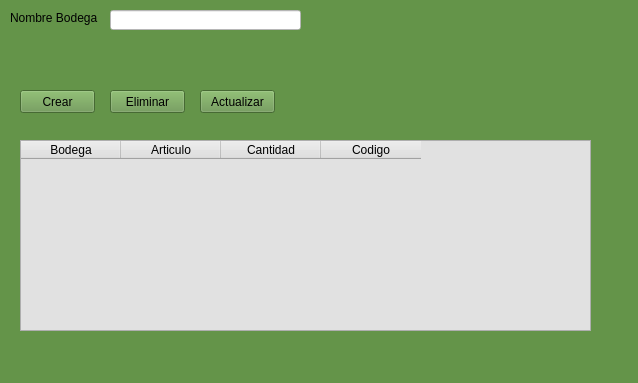
The window that Proyecto P2/UI/bodegas.ui (piedrachin/proyecto) describes before a commit, drawn with Qt 5.
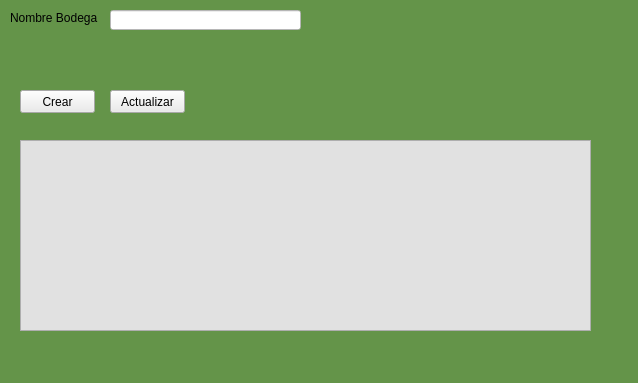
The same window after the commit.

What changed in the file:
```diff
--- a/Proyecto P2/UI/bodegas.ui
+++ b/Proyecto P2/UI/bodegas.ui
@@ -51,6 +51,9 @@
      <height>23</height>
     </rect>
    </property>
+   <property name="styleSheet">
+    <string notr="true">background-color: rgb(235, 235, 235);</string>
+   </property>
    <property name="text">
     <string>Crear</string>
    </property>
@@ -67,49 +70,19 @@
    <property name="styleSheet">
     <string notr="true">background-color: rgb(225, 225, 225);</string>
    </property>
-   <column>
-    <property name="text">
-     <string>Bodega</string>
-    </property>
-   </column>
-   <column>
-    <property name="text">
-     <string>Articulo</string>
-    </property>
-   </column>
-   <column>
-    <property name="text">
-     <string>Cantidad</string>
-    </property>
-   </column>
-   <column>
-    <property name="text">
-     <string>Codigo</string>
-    </property>
-   </column>
-  </widget>
-  <widget class="QPushButton" name="btn_eliminar_bodega">
-   <property name="geometry">
-    <rect>
-     <x>110</x>
-     <y>90</y>
-     <width>75</width>
-     <height>23</height>
-    </rect>
-   </property>
-   <property name="text">
-    <string>Eliminar</string>
-   </property>
   </widget>
   <widget class="QPushButton" name="btn_actualizar">
    <property name="geometry">
     <rect>
-     <x>200</x>
+     <x>110</x>
      <y>90</y>
      <width>75</width>
      <height>23</height>
     </rect>
    </property>
+   <property name="styleSheet">
+    <string notr="true">background-color: rgb(235, 235, 235);</string>
+   </property>
    <property name="text">
     <string>Actualizar</string>
    </property>
```
